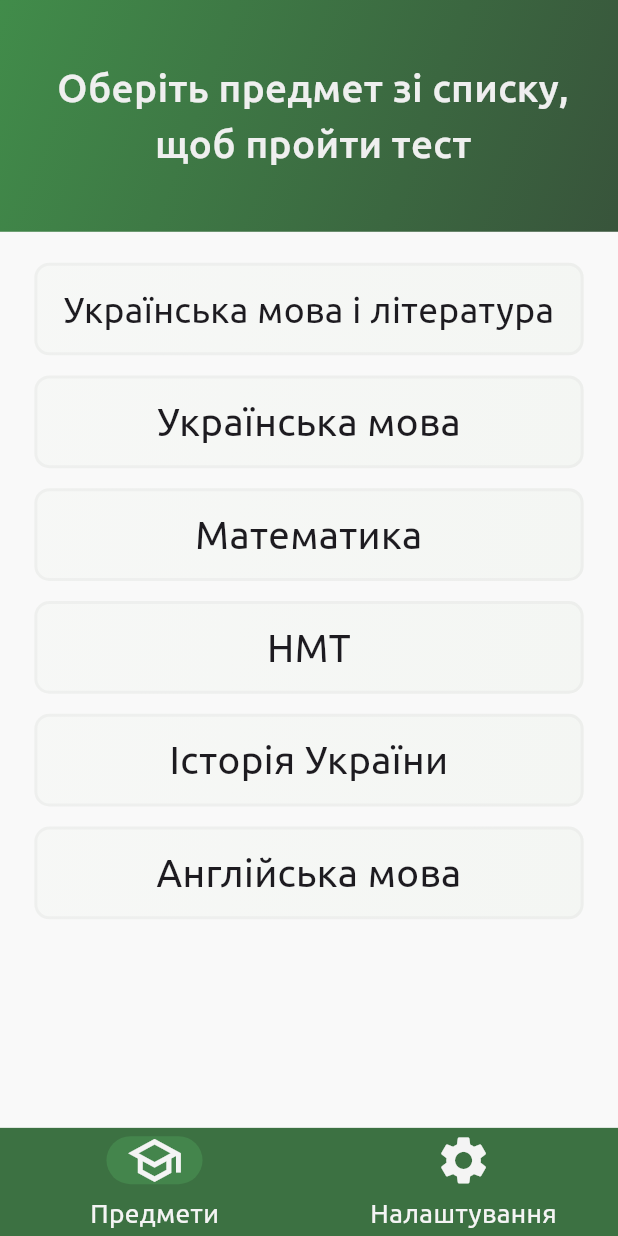
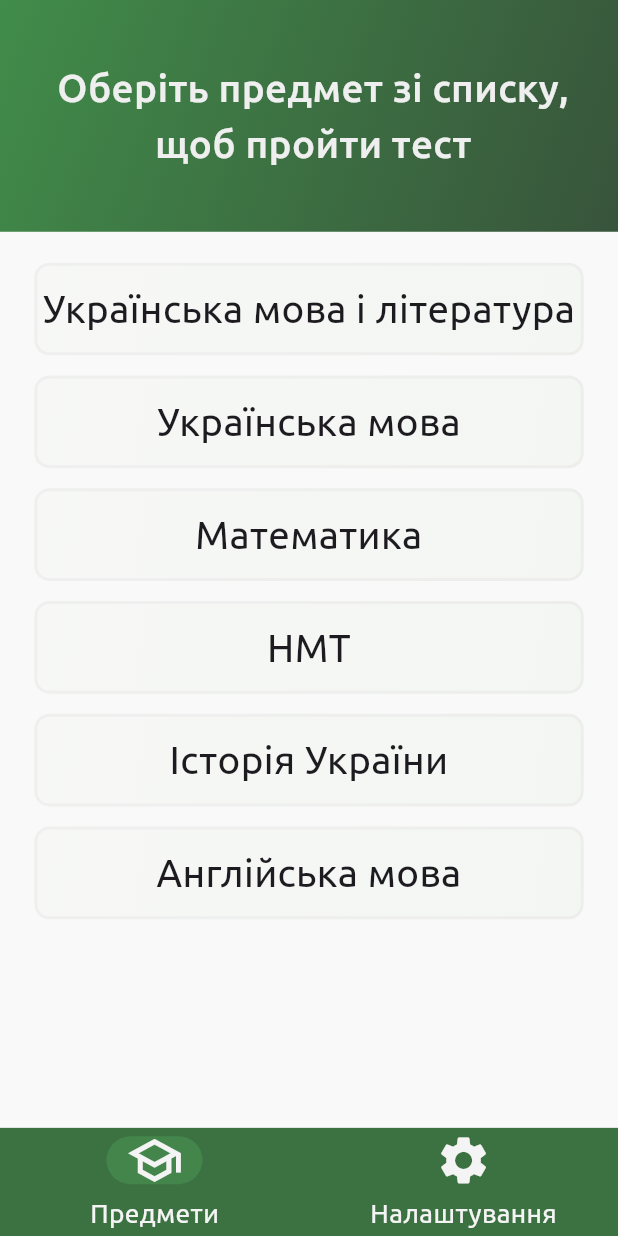
Before and after one commit to velvitoff/zno_client, a Flutter app: the screen it shows after launch, on a phone screen of 412 x 824 dp. Run offline on Flutter 3.47's test engine with Material 3 defaults, Android fonts, the phone set to English and light mode, and no system bars; our stand-ins replace audioplayers, dropdown_button2, flutter_dotenv, flutter_screenutil, get_it, go_router and 5 more; missing offline and left inert: encrypt, flutter_math_fork; accounts and stored records are empty; project files that could hold a hidden picture were left out.

Commit message:
fix text overflow in zno_item

```diff
--- a/lib/widgets/zno_list_item.dart
+++ b/lib/widgets/zno_list_item.dart
@@ -1,3 +1,4 @@
+import 'package:auto_size_text/auto_size_text.dart';
 import 'package:flutter/material.dart';
 import 'package:flutter_screenutil/flutter_screenutil.dart';
 
@@ -53,13 +54,11 @@ class ZnoListItem extends StatelessWidget {
         width: 320.w,
         height: 60.h,
         child: Center(
-          child: Text(
+          child: AutoSizeText(
             text,
             maxLines: 2,
             textAlign: TextAlign.center,
-            style: TextStyle(
-                fontSize: text.length < 19 ? 25.sp : 23.sp,
-                fontWeight: FontWeight.w400),
+            style: TextStyle(fontSize: 25.sp, fontWeight: FontWeight.w400),
           ),
         ),
       ),
--- a/pubspec.yaml
+++ b/pubspec.yaml
@@ -52,6 +52,7 @@ dependencies:
   flutter_dotenv: ^5.1.0
   google_sign_in: ^6.1.6
   in_app_purchase: ^3.1.11
+  auto_size_text: ^3.0.0
 
 dev_dependencies:
   flutter_test:
```
Also changed, not shown: pubspec.lock.
